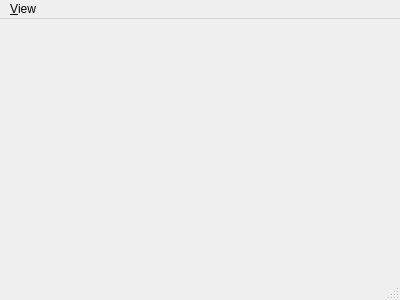
First picture: the form in main-window.ui, repository Intueor/Z-Editor, before the edit.
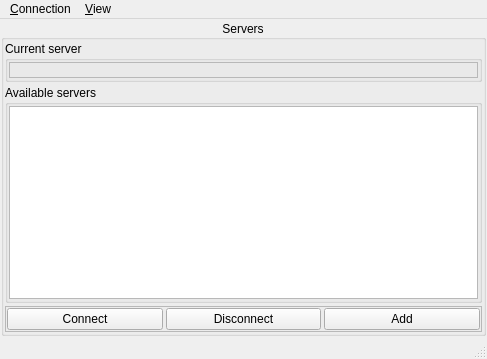
Second picture: the form after the edit. Icons and pictures are not drawn.

Commit message: Обход глюков алигмента заголовков Qt 5.11.2.

```diff
--- a/main-window.ui
+++ b/main-window.ui
@@ -6,8 +6,8 @@
    <rect>
     <x>0</x>
     <y>0</y>
-    <width>400</width>
-    <height>300</height>
+    <width>487</width>
+    <height>359</height>
    </rect>
   </property>
   <property name="windowTitle">
@@ -17,13 +17,186 @@
    <iconset resource="resources.qrc">
     <normaloff>:/icons/z-icon.ico</normaloff>:/icons/z-icon.ico</iconset>
   </property>
-  <widget class="QWidget" name="centralWidget"/>
+  <widget class="QWidget" name="centralWidget">
+   <layout class="QVBoxLayout" name="verticalLayout">
+    <property name="spacing">
+     <number>3</number>
+    </property>
+    <property name="leftMargin">
+     <number>1</number>
+    </property>
+    <property name="topMargin">
+     <number>1</number>
+    </property>
+    <property name="rightMargin">
+     <number>1</number>
+    </property>
+    <property name="bottomMargin">
+     <number>1</number>
+    </property>
+    <item>
+     <widget class="QGroupBox" name="groupBox_Servers">
+      <property name="title">
+       <string>Servers</string>
+      </property>
+      <property name="alignment">
+       <set>Qt::AlignCenter</set>
+      </property>
+      <layout class="QVBoxLayout" name="verticalLayout_4">
+       <property name="spacing">
+        <number>3</number>
+       </property>
+       <property name="leftMargin">
+        <number>1</number>
+       </property>
+       <property name="topMargin">
+        <number>1</number>
+       </property>
+       <property name="rightMargin">
+        <number>1</number>
+       </property>
+       <property name="bottomMargin">
+        <number>1</number>
+       </property>
+       <item>
+        <widget class="QGroupBox" name="groupBox_CurrentServer">
+         <property name="title">
+          <string>Current server</string>
+         </property>
+         <layout class="QVBoxLayout" name="verticalLayout_3">
+          <property name="spacing">
+           <number>3</number>
+          </property>
+          <property name="leftMargin">
+           <number>1</number>
+          </property>
+          <property name="topMargin">
+           <number>1</number>
+          </property>
+          <property name="rightMargin">
+           <number>1</number>
+          </property>
+          <property name="bottomMargin">
+           <number>1</number>
+          </property>
+          <item>
+           <widget class="QLabel" name="label_CurrentServer">
+            <property name="frameShape">
+             <enum>QFrame::StyledPanel</enum>
+            </property>
+            <property name="frameShadow">
+             <enum>QFrame::Raised</enum>
+            </property>
+            <property name="midLineWidth">
+             <number>4</number>
+            </property>
+            <property name="text">
+             <string/>
+            </property>
+            <property name="textInteractionFlags">
+             <set>Qt::NoTextInteraction</set>
+            </property>
+           </widget>
+          </item>
+         </layout>
+        </widget>
+       </item>
+       <item>
+        <widget class="QGroupBox" name="groupBox_AvailableServers">
+         <property name="title">
+          <string>Available servers</string>
+         </property>
+         <layout class="QVBoxLayout" name="verticalLayout_2">
+          <property name="spacing">
+           <number>3</number>
+          </property>
+          <property name="leftMargin">
+           <number>1</number>
+          </property>
+          <property name="topMargin">
+           <number>1</number>
+          </property>
+          <property name="rightMargin">
+           <number>1</number>
+          </property>
+          <property name="bottomMargin">
+           <number>1</number>
+          </property>
+          <item>
+           <widget class="QListWidget" name="listWidget_Servers">
+            <property name="verticalScrollBarPolicy">
+             <enum>Qt::ScrollBarAsNeeded</enum>
+            </property>
+            <property name="showDropIndicator" stdset="0">
+             <bool>false</bool>
+            </property>
+            <property name="sortingEnabled">
+             <bool>true</bool>
+            </property>
+           </widget>
+          </item>
+         </layout>
+        </widget>
+       </item>
+       <item>
+        <widget class="QFrame" name="frame_ServerActions">
+         <property name="frameShape">
+          <enum>QFrame::StyledPanel</enum>
+         </property>
+         <property name="frameShadow">
+          <enum>QFrame::Raised</enum>
+         </property>
+         <layout class="QHBoxLayout" name="horizontalLayout">
+          <property name="spacing">
+           <number>3</number>
+          </property>
+          <property name="leftMargin">
+           <number>1</number>
+          </property>
+          <property name="topMargin">
+           <number>1</number>
+          </property>
+          <property name="rightMargin">
+           <number>1</number>
+          </property>
+          <property name="bottomMargin">
+           <number>1</number>
+          </property>
+          <item>
+           <widget class="QPushButton" name="pushButton_Connect">
+            <property name="text">
+             <string>Connect</string>
+            </property>
+           </widget>
+          </item>
+          <item>
+           <widget class="QPushButton" name="pushButton_Disconnect">
+            <property name="text">
+             <string>Disconnect</string>
+            </property>
+           </widget>
+          </item>
+          <item>
+           <widget class="QPushButton" name="pushButton_Add">
+            <property name="text">
+             <string>Add</string>
+            </property>
+           </widget>
+          </item>
+         </layout>
+        </widget>
+       </item>
+      </layout>
+     </widget>
+    </item>
+   </layout>
+  </widget>
   <widget class="QMenuBar" name="menuBar">
    <property name="geometry">
     <rect>
      <x>0</x>
      <y>0</y>
-     <width>400</width>
+     <width>487</width>
      <height>22</height>
     </rect>
    </property>
@@ -33,6 +206,13 @@
     </property>
     <addaction name="actionSchematic"/>
    </widget>
+   <widget class="QMenu" name="menuConnection">
+    <property name="title">
+     <string>&amp;Connection</string>
+    </property>
+    <addaction name="actionConnect_at_startup"/>
+   </widget>
+   <addaction name="menuConnection"/>
    <addaction name="menuView"/>
   </widget>
   <widget class="QStatusBar" name="statusBar"/>
```
Left out of the diff: 12 changed lines with no effect on the pictures. The commit also changes 2 other files.
